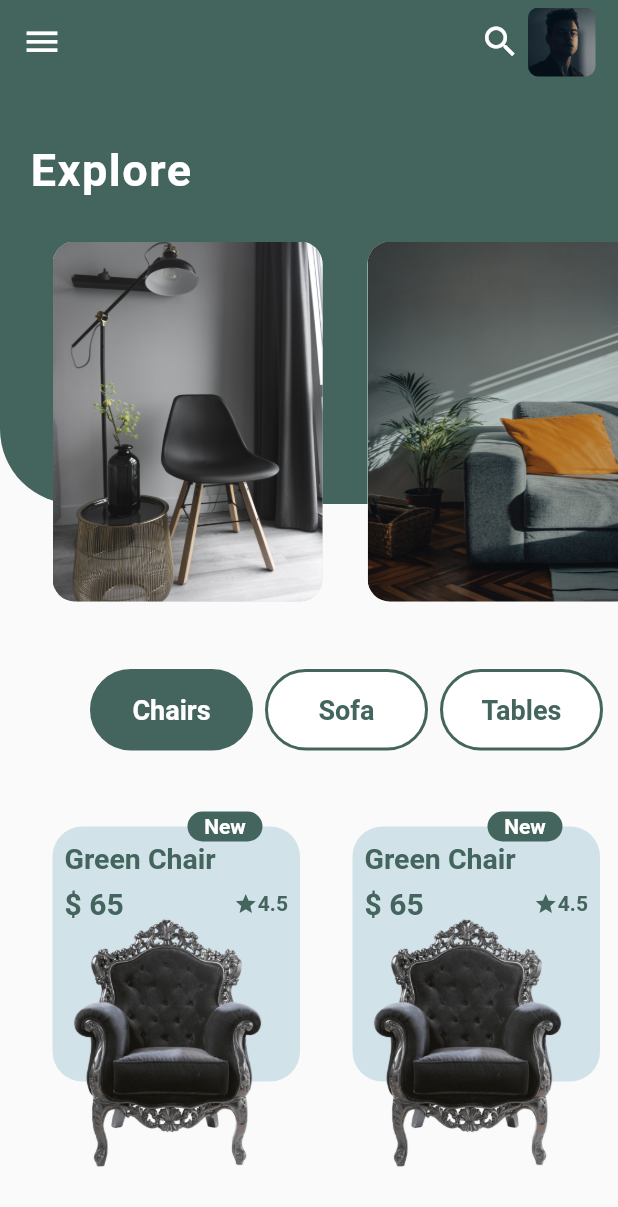
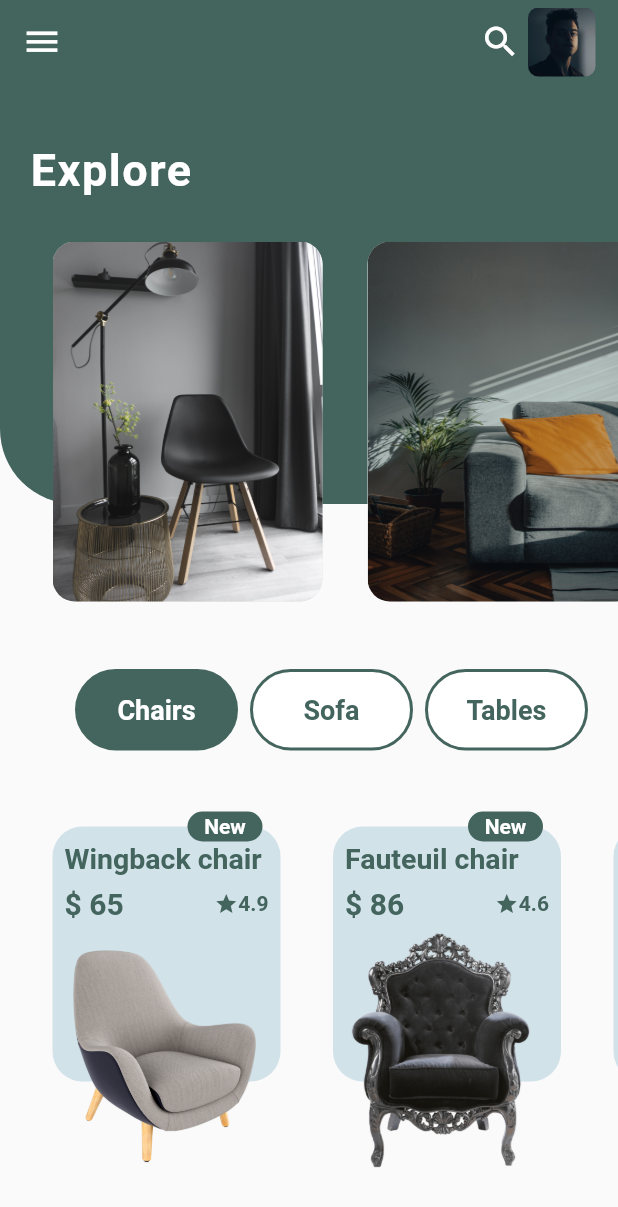
Before and after one commit to Tolbaax/furniture_app, a Flutter app: the screen it shows after launch, on a phone screen of 412 x 824 dp. Shown: the top 1207 px of the screen. Run offline on Flutter 3.47's test engine with Material 2 defaults, Android fonts, the phone set to English and light mode, and no system bars.

Commit message:
initial commit

```diff
--- /dev/null
+++ b/lib/Model/ProductModel.dart
@@ -0,0 +1,38 @@
+class ProductModel {
+  String? pName;
+  String? pPrice;
+  String? pRate;
+  String? imageUrl;
+  ProductModel({this.pName, this.pPrice, this.pRate, this.imageUrl});
+}
+
+List<ProductModel> pDetails = [
+  ProductModel(
+      pName: 'Wingback chair',
+      pPrice: '\$ 65',
+      pRate: '4.9',
+      imageUrl: 'images/f1.png'),
+  ProductModel(
+      pName: 'Fauteuil chair ',
+      pPrice: '\$ 86',
+      pRate: '4.6',
+      imageUrl: 'images/f4.png'),
+  ProductModel(
+      pName: 'White chair',
+      pPrice: '\$ 50',
+      pRate: '3.6',
+      imageUrl: 'images/05.png'),
+];
+
+List exImage = [
+  'images/f.jpg',
+  'images/f0.jpg',
+  'images/f5.jpg',
+  'images/f3.jpg',
+];
+
+List type = [
+  'Chairs',
+  'Sofa',
+  'Tables',
+];
--- a/lib/View/Screens/HomeScreen.dart
+++ b/lib/View/Screens/HomeScreen.dart
@@ -1,27 +1,16 @@
-import 'package:flutter/cupertino.dart';
 import 'package:flutter/material.dart';
+import 'package:furniture_app/Model/ProductModel.dart';
+import 'package:furniture_app/View/Widgets/NewProduct.dart';
 
 class HomeScreen extends StatefulWidget {
   const HomeScreen({
     Key? key,
   }) : super(key: key);
-
   @override
   State<HomeScreen> createState() => _HomeScreenState();
 }
 
 class _HomeScreenState extends State<HomeScreen> {
-  List exImage = [
-    'images/f.jpg',
-    'images/f0.jpg',
-    'images/f5.jpg',
-    'images/f3.jpg',
-  ];
-  List type = [
-    'Chairs',
-    'Sofa',
-    'Tables',
-  ];
   var selectedIndex = 0;
   @override
   Widget build(BuildContext context) {
@@ -29,14 +18,10 @@ class _HomeScreenState extends State<HomeScreen> {
         appBar: AppBar(
           backgroundColor: const Color(0xff44655E),
           leading: const Icon(
-            Icons.menu,
-            size: 27,
-          ),
+            Icons.menu, size: 27,),
           actions: [
             const Icon(
-              Icons.search,
-              size: 27,
-            ),
+              Icons.search, size: 27,),
             Container(
               width: 45,
               margin:
@@ -77,8 +62,7 @@ class _HomeScreenState extends State<HomeScreen> {
                       )),
                 ),
                 Positioned(
-                    top: 105,
-                    left: 35,
+                    top: 105, left: 35,
                     child: SizedBox(
                       height: 240,
                       width: MediaQuery.of(context).size.width,
@@ -90,8 +74,7 @@ class _HomeScreenState extends State<HomeScreen> {
                             return Padding(
                               padding: const EdgeInsets.only(right: 30),
                               child: Container(
-                                height: 250,
-                                width: 180,
+                                height: 250, width: 180,
                                 decoration: BoxDecoration(
                                     borderRadius: BorderRadius.circular(15),
                                     color: Colors.grey.shade300,
@@ -105,9 +88,8 @@ class _HomeScreenState extends State<HomeScreen> {
               ],
             ),
             Container(
-                height: 55,
-                width: 350,
-                margin: const EdgeInsets.only(top: 110, right: 10, left: 60),
+                height: 55, width: 350,
+                margin: const EdgeInsets.only(top: 110, right: 20, left: 50),
                 child: GridView.builder(
                     gridDelegate:
                         const SliverGridDelegateWithFixedCrossAxisCount(
@@ -130,11 +112,7 @@ class _HomeScreenState extends State<HomeScreen> {
                                 ? const Color(0xff44655E)
                                 : Colors.white,
                             border: Border.all(
-                                color: const Color(
-                                  0xff44655E,
-                                ),
-                                width: 2),
-                          ),
+                                color: const Color(0xff44655E,), width: 2),),
                           child: Center(
                               child: Text(
                             type[index],
@@ -155,88 +133,8 @@ class _HomeScreenState extends State<HomeScreen> {
                   scrollDirection: Axis.horizontal,
                   physics: const BouncingScrollPhysics(),
                   itemBuilder: (context, index) {
-                return Container(
-                  margin: const EdgeInsets.only(top: 50,left: 35),
-                  child: Stack(
-                    clipBehavior: Clip.none,
-                    children: [
-                      Container(
-                        width: 165,
-                        height: 170,
-                        decoration: BoxDecoration(
-                          borderRadius: BorderRadius.circular(20),
-                          color: const Color(0xffD2E2E9),
-                        ),
-                        child: Column(
-                          crossAxisAlignment: CrossAxisAlignment.start,
-                          children: [
-                            const Padding(
-                              padding: EdgeInsets.only(left: 8, top: 10),
-                              child: Text(
-                                'Green Chair',
-                                style: TextStyle(
-                                    color: Color(0xff44655E),
-                                    fontWeight: FontWeight.w700,
-                                    fontSize: 19),
-                              ),
-                            ),
-                            Padding(
-                              padding: const EdgeInsets.all(8.0),
-                              child: Row(
-                                children: const [
-                                  Text(
-                                    '\$ 65',
-                                    style: TextStyle(
-                                        fontSize: 20,
-                                        color: Color(0xff44655E),
-                                        fontWeight: FontWeight.w700),
-                                  ),
-                                  Spacer(),
-                                  Icon(
-                                    Icons.star,
-                                    size: 16,
-                                    color: Color(0xff44655E),
-                                  ),
-                                  Text(
-                                    '4.5',
-                                    style: TextStyle(
-                                        color: Color(0xff44655E),
-                                        fontWeight: FontWeight.w700),
-                                  ),
-                                ],
-                              ),
-                            ),
-                          ],
-                        ),
-                      ),
-                      Positioned(
-                          left: 90,
-                          top: -10,
-                          child: Container(
-                            height: 20,
-                            width: 50,
-                            decoration: BoxDecoration(
-                              borderRadius: BorderRadius.circular(35),
-                              color: const Color(0xff44655E),
-                            ),
-                            child: const Center(
-                                child: Text(
-                                  'New',
-                                  style: TextStyle(
-                                      color: Colors.white, fontWeight: FontWeight.w600),
-                                )),
-                          )),
-                      Positioned(
-                          left: -15,
-                          bottom: -5,
-                          child: Image.asset(
-                            'images/f4.png',
-                            width: 185,
-                          )),
-                    ],
-                  ),
-                );
-              }),
+                    return NewProductWidget(product: pDetails[index],);
+                  }),
             )
           ],
         ));
--- /dev/null
+++ b/lib/View/Screens/ProductDetails.dart
@@ -0,0 +1,13 @@
+
+import 'package:flutter/material.dart';
+
+class ProductDetails extends StatelessWidget {
+  const ProductDetails({Key? key}) : super(key: key);
+
+  @override
+  Widget build(BuildContext context) {
+    return const Scaffold(
+      backgroundColor: Colors.tealAccent,
+    );
+  }
+}
--- a/lib/View/Widgets/NewProduct.dart
+++ b/lib/View/Widgets/NewProduct.dart
@@ -0,0 +1,99 @@
+import 'package:flutter/material.dart';
+import 'package:furniture_app/Model/ProductModel.dart';
+
+import '../Screens/ProductDetails.dart';
+
+class NewProductWidget extends StatelessWidget {
+  const NewProductWidget({Key? key, this.product}) : super(key: key);
+  final ProductModel? product;
+  @override
+  Widget build(BuildContext context) {
+    return Container(
+      margin: const EdgeInsets.only(top: 50, left: 35),
+      child: GestureDetector(
+        onTap: () {
+          Navigator.of(context).push(
+              MaterialPageRoute(builder: (context) => const ProductDetails()));
+        },
+        child: Stack(
+          clipBehavior: Clip.none,
+          children: [
+            Container(
+              width: 152,
+              height: 170,
+              decoration: BoxDecoration(
+                borderRadius: BorderRadius.circular(20),
+                color: const Color(0xffD2E2E9),
+              ),
+              child: Column(
+                crossAxisAlignment: CrossAxisAlignment.start,
+                children: [
+                  Padding(
+                    padding: const EdgeInsets.only(left: 8, top: 10),
+                    child: Text(
+                      product!.pName!,
+                      style: const TextStyle(
+                          color: Color(0xff44655E),
+                          fontWeight: FontWeight.w700,
+                          fontSize: 19),
+                    ),
+                  ),
+                  Padding(
+                    padding: const EdgeInsets.all(8.0),
+                    child: Row(
+                      children: [
+                        Text(
+                          product!.pPrice!,
+                          style: const TextStyle(
+                              fontSize: 20,
+                              color: Color(0xff44655E),
+                              fontWeight: FontWeight.w700),
+                        ),
+                        const Spacer(),
+                        const Icon(
+                          Icons.star,
+                          size: 16,
+                          color: Color(0xff44655E),
+                        ),
+                        Text(
+                          product!.pRate!,
+                          style: const TextStyle(
+                              color: Color(0xff44655E),
+                              fontWeight: FontWeight.w700),
+                        ),
+                      ],
+                    ),
+                  ),
+                ],
+              ),
+            ),
+            Positioned(
+                left: 90,
+                top: -10,
+                child: Container(
+                  height: 20,
+                  width: 50,
+                  decoration: BoxDecoration(
+                    borderRadius: BorderRadius.circular(35),
+                    color: const Color(0xff44655E),
+                  ),
+                  child: const Center(
+                      child: Text(
+                    'New',
+                    style: TextStyle(
+                        color: Colors.white, fontWeight: FontWeight.w600),
+                  )),
+                )),
+            Positioned(
+                left: -15,
+                bottom: -5,
+                child: Image.asset(
+                  product!.imageUrl!,
+                  width: 175,
+                )),
+          ],
+        ),
+      ),
+    );
+  }
+}
```
Also changed, not shown: images/05.png (added), images/f2.png (deleted).
